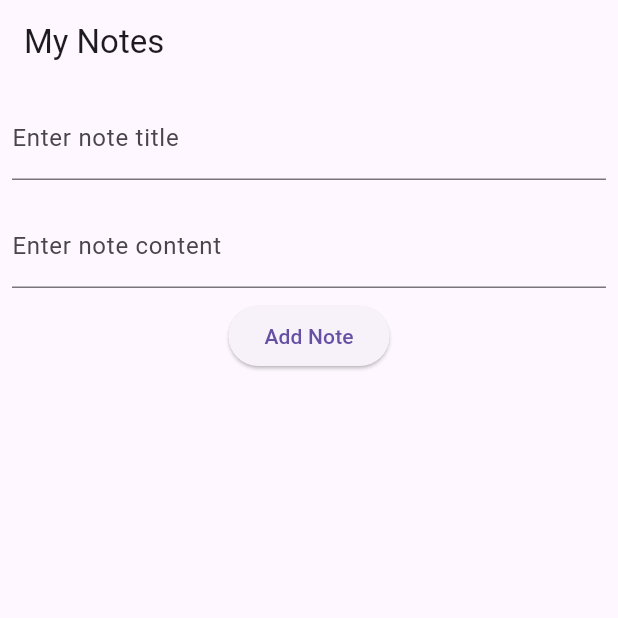
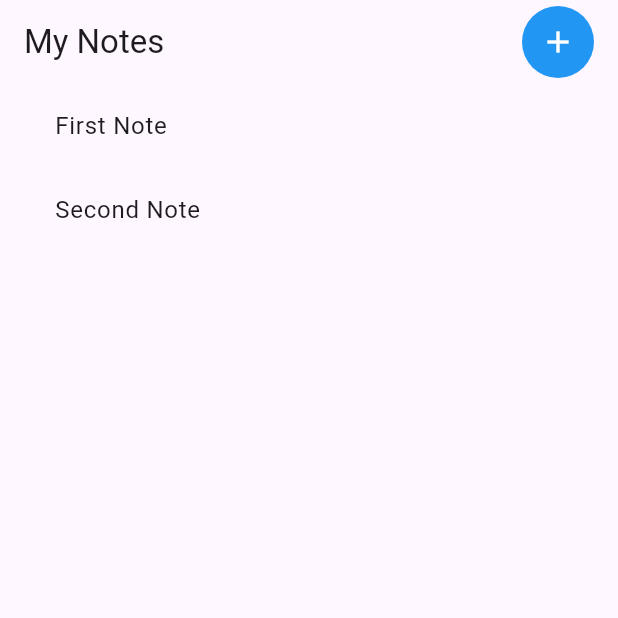
Before and after one commit to jlchafardet/my-notes-app-flutter-and-dart, a Flutter app: the screen it shows after launch, on a phone screen of 412 x 824 dp, the top half of it. Run offline on Flutter 3.47's test engine with Material 3 defaults, Android fonts, the light colour scheme and no system bars.

Commit message:
Add initial hard-coded notes to display on app launch
- Introduced a list of two initial notes in the NotesScreenState.
- Updated the app to display these notes when it loads.
- New notes can still be added and appended to the existing list.

```diff
--- a/lib/main.dart
+++ b/lib/main.dart
@@ -5,12 +5,11 @@
 }
 
 class MyApp extends StatelessWidget {
-  const MyApp({Key? key}) : super(key: key); // Added key parameter
+  const MyApp({Key? key}) : super(key: key);
 
   @override
   Widget build(BuildContext context) {
     return const MaterialApp(
-      // Added 'const' here
       title: 'My Notes App',
       home: NotesScreen(),
     );
@@ -18,77 +17,125 @@
 }
 
 class NotesScreen extends StatefulWidget {
-  const NotesScreen({Key? key}) : super(key: key); // Added key parameter
+  const NotesScreen({Key? key}) : super(key: key);
 
   @override
   NotesScreenState createState() => NotesScreenState();
 }
 
 class NotesScreenState extends State<NotesScreen> {
-  final List<Map<String, String>> _notes = []; // List to store notes as maps
-  final TextEditingController _titleController = TextEditingController();
-  final TextEditingController _contentController = TextEditingController();
+  // Initial hard-coded notes
+  final List<Map<String, String>> _notes = [
+    {
+      'title': 'First Note',
+      'content': 'This is the content of the first note.'
+    },
+    {
+      'title': 'Second Note',
+      'content': 'This is the content of the second note.'
+    },
+  ];
 
-  void _addNote() {
-    if (_titleController.text.isNotEmpty &&
-        _contentController.text.isNotEmpty) {
+  void _addNote(Map<String, String> note) {
     setState(() {
-        _notes.add({
-          'title': _titleController.text,
-          'content': _contentController.text,
-        }); // Add note to the list
-        _titleController.clear(); // Clear the title input field
-        _contentController.clear(); // Clear the content input field
+      _notes.add(note); // Add note to the list
     });
-    }
   }
 
   @override
   Widget build(BuildContext context) {
     return Scaffold(
       appBar: AppBar(
-        title: const Text('My Notes'), // Added 'const' here
+        title: const Text('My Notes'),
+        actions: [
+          Padding(
+            padding: const EdgeInsets.only(right: 16.0),
+            child: Ink(
+              decoration: const ShapeDecoration(
+                color: Colors.blue, // Background color for the button
+                shape: CircleBorder(),
               ),
-      body: Column(
-        children: [
-          Padding(
-            padding: const EdgeInsets.all(8.0),
-            child: TextField(
-              controller: _titleController,
-              decoration: const InputDecoration(
-                // Added 'const' here
-                labelText: 'Enter note title',
+              child: IconButton(
+                icon: const Icon(Icons.add,
+                    color: Colors.white), // Set icon color to white
+                onPressed: () async {
+                  // Navigate to AddNoteScreen and wait for the result
+                  final newNote = await Navigator.push<Map<String, String>>(
+                    context,
+                    MaterialPageRoute(
+                        builder: (context) => const AddNoteScreen()),
+                  );
+                  if (newNote != null) {
+                    _addNote(newNote); // Add the new note if not null
+                  }
+                },
               ),
             ),
           ),
-          Padding(
-            padding: const EdgeInsets.all(8.0),
-            child: TextField(
-              controller: _contentController,
-              decoration: const InputDecoration(
-                // Added 'const' here
-                labelText: 'Enter note content',
+        ],
       ),
-            ),
-          ),
-          ElevatedButton(
-            onPressed: _addNote, // Add note when button is pressed
-            child: const Text('Add Note'), // Added 'const' here
-          ),
-          Expanded(
+      body: Center(
+        child: Container(
+          width: MediaQuery.of(context).size.width * 0.9, // Set width to 90%
           child: ListView.builder(
             itemCount: _notes.length, // Display the number of notes
             itemBuilder: (context, index) {
               return ListTile(
                 title: Text(_notes[index]['title']!), // Display note title
-                  subtitle:
-                      Text(_notes[index]['content']!), // Display note content
               );
             },
           ),
         ),
-        ],
       ),
     );
   }
 }
+
+class AddNoteScreen extends StatelessWidget {
+  const AddNoteScreen({Key? key}) : super(key: key);
+
+  @override
+  Widget build(BuildContext context) {
+    final TextEditingController _titleController = TextEditingController();
+    final TextEditingController _contentController = TextEditingController();
+
+    return Scaffold(
+      appBar: AppBar(
+        title: const Text('Add Note'),
+      ),
+      body: Padding(
+        padding: const EdgeInsets.all(8.0),
+        child: Column(
+          children: [
+            TextField(
+              controller: _titleController,
+              decoration: const InputDecoration(
+                labelText: 'Enter note title',
+              ),
+            ),
+            TextField(
+              controller: _contentController,
+              decoration: const InputDecoration(
+                labelText: 'Enter note content',
+              ),
+            ),
+            ElevatedButton(
+              onPressed: () {
+                if (_titleController.text.isNotEmpty &&
+                    _contentController.text.isNotEmpty) {
+                  // Create a new note map
+                  final newNote = {
+                    'title': _titleController.text,
+                    'content': _contentController.text,
+                  };
+                  Navigator.pop(context, newNote); // Return the new note
+                }
+              },
+              child: const Text('Save Note'),
+            ),
+          ],
+        ),
+      ),
+    );
+  }
+}
```
Lines whose indentation alone changed are shown as unchanged.
